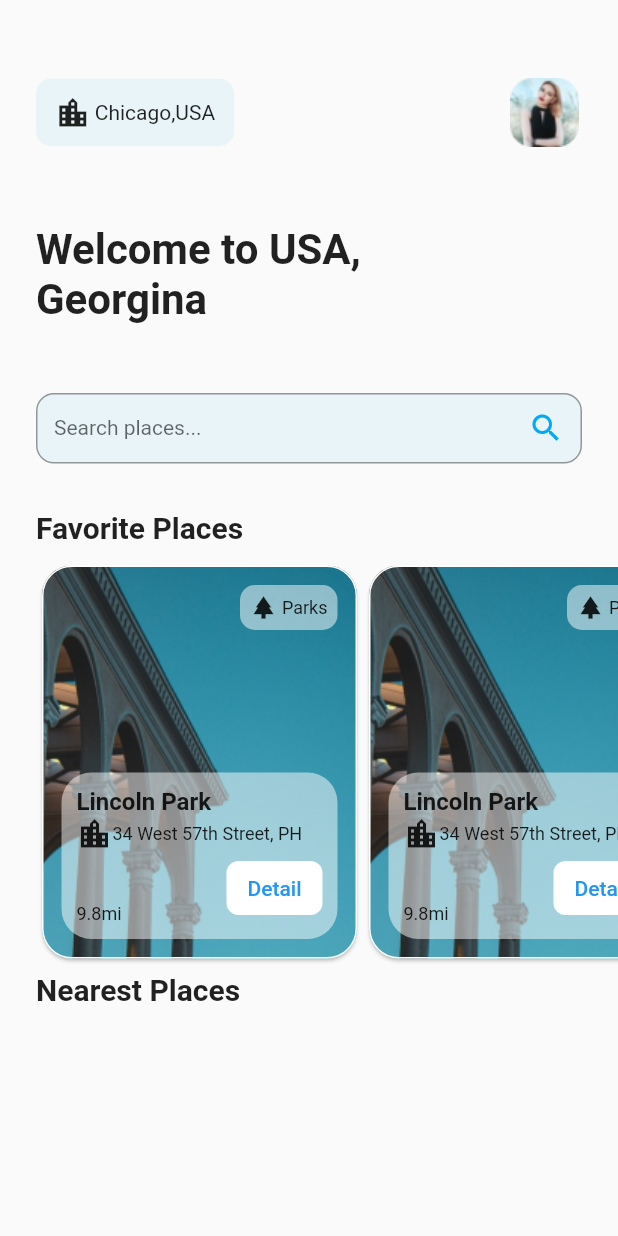
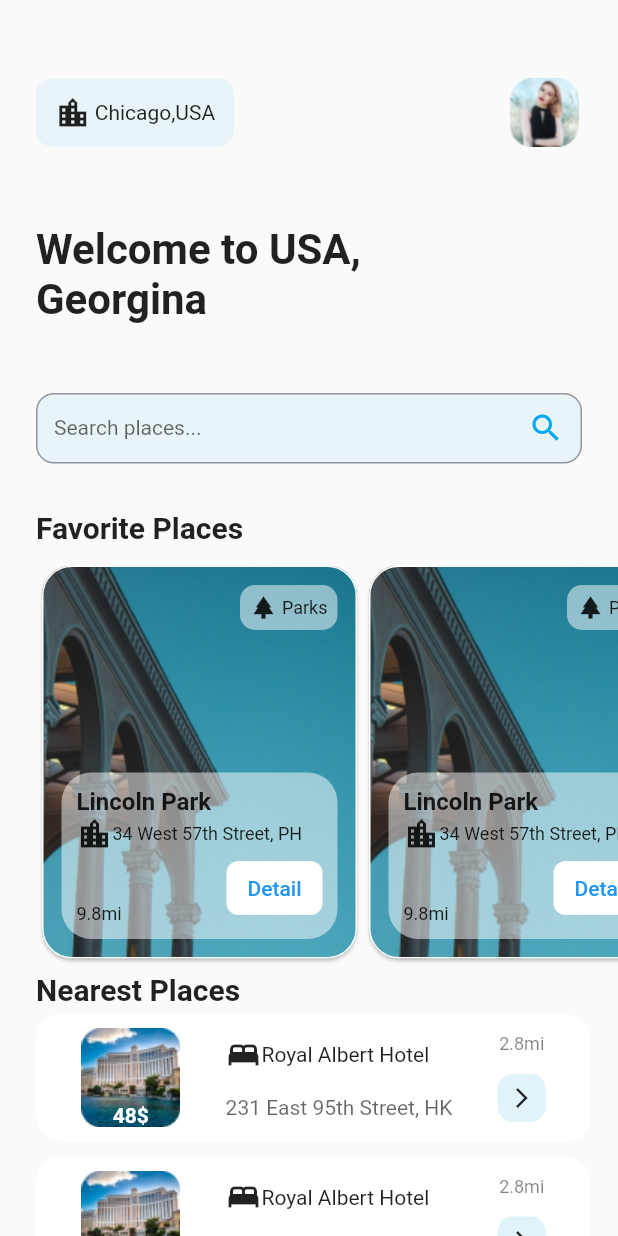
Before and after one commit to thurakhant/Travel_app, a Flutter app: the screen it shows after launch, on a phone screen of 412 x 824 dp. Run offline on Flutter 3.47's test engine with Material 2 defaults, Android fonts, the phone set to English and light mode, and no system bars.

Commit message:
adding tag

```diff
--- a/lib/AppUiWidget/hotel.dart
+++ b/lib/AppUiWidget/hotel.dart
@@ -6,7 +6,7 @@ class HotelTag extends StatelessWidget {
   @override
   Widget build(BuildContext context) {
     return Container(
-      width: 330,
+      width: 370,
       height: 85,
       decoration: BoxDecoration(
         color: Colors.white,
--- a/lib/screen/home_screen.dart
+++ b/lib/screen/home_screen.dart
@@ -1,7 +1,7 @@
 import 'package:flutter/material.dart';
 import 'package:flutter/rendering.dart';
 import 'package:travelapp/AppUiWidget/hotel.dart';
-import 'package:travelapp/AppUiWidget/hotel_locate.dart';
+
 import 'package:travelapp/AppUiWidget/location.dart';
 import 'package:travelapp/AppUiWidget/place_info.dart';
 import 'package:travelapp/AppUiWidget/profile.dart';
@@ -93,7 +93,15 @@ class HomeScreen extends StatelessWidget {
                 fontWeight: FontWeight.bold,
               ),
             ),
-          )
+          ),
+          SizedBox(
+            height: 5,
+          ),
+          Container(margin: EdgeInsets.only(left: 24), child: HotelTag()),
+          SizedBox(
+            height: 10,
+          ),
+          Container(margin: EdgeInsets.only(left: 24), child: HotelTag()),
         ],
       ),
     );
```
Also changed, not shown: pubspec.lock, 1 other file.
